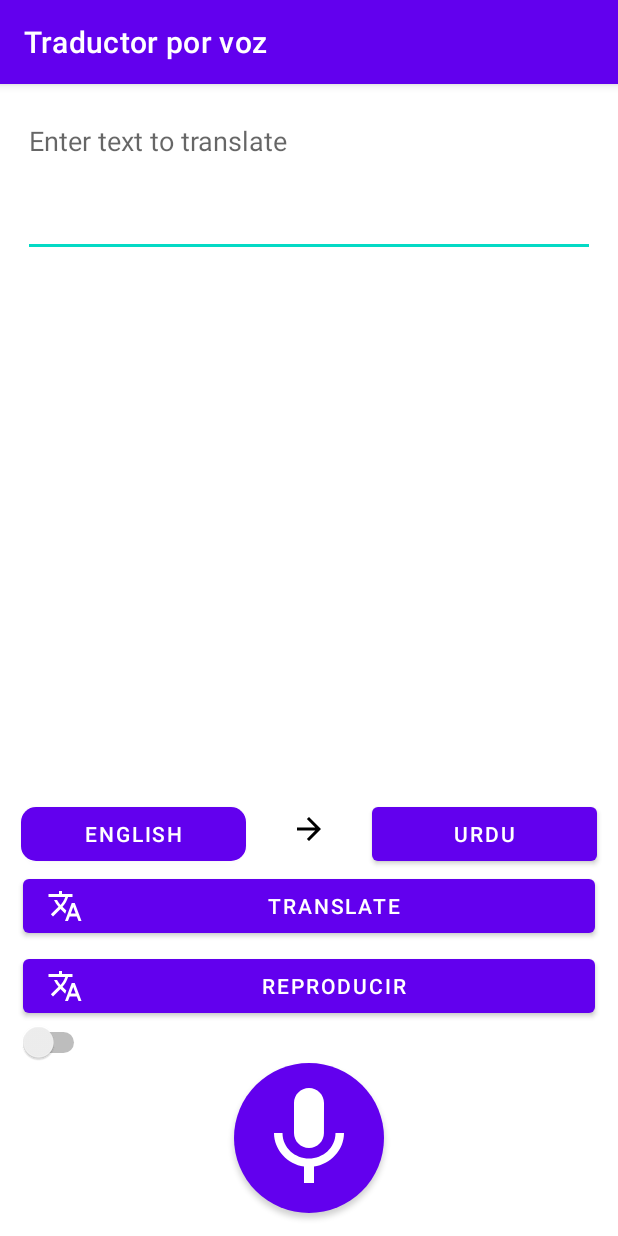
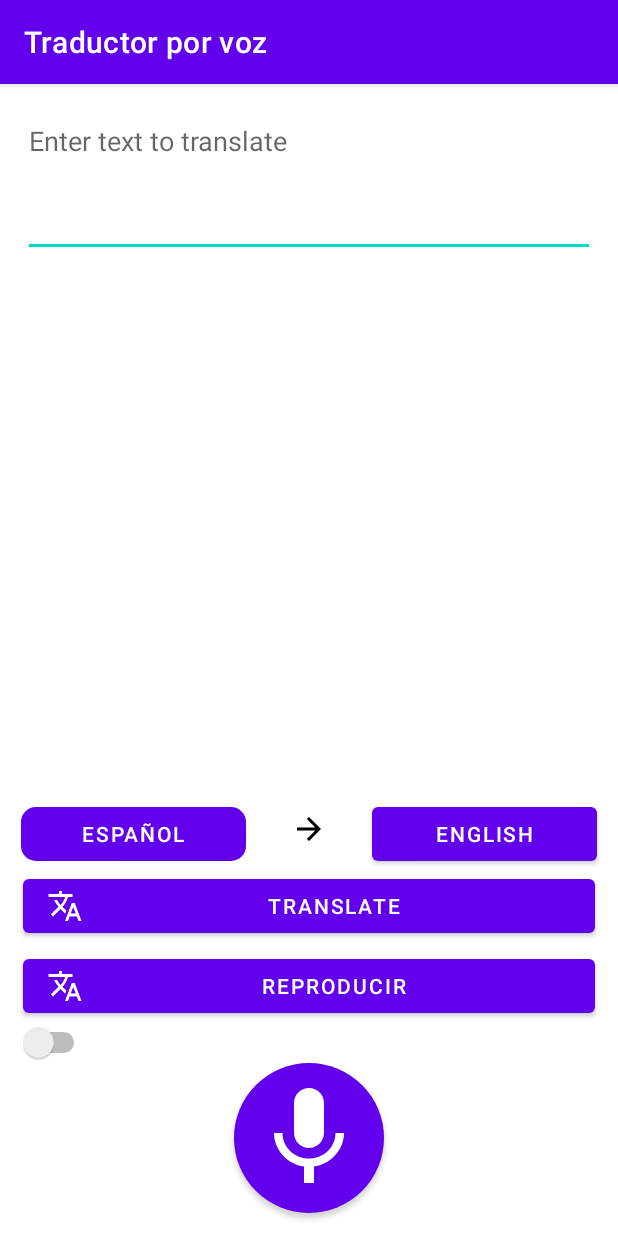
Before and after one commit to enriquefernandezchacon/DAM_PMDM_TO4, an Android app: the TraductorActivity screen opened directly, with no data from a screen before it, on a phone screen of 412 x 824 dp. Run offline under Robolectric (Android 15) with nearby library versions, the phone set to English and light mode, and no system bars; libraries missing offline, so code that uses them is left out: com.google.mlkit.common, com.google.mlkit.nl; 1 statement that could not run was skipped.

Commit message:
Falta refactorizar y comentarios

```diff
--- a/app/src/main/java/com/example/pmdm_to4/TraductorActivity.java
+++ b/app/src/main/java/com/example/pmdm_to4/TraductorActivity.java
@@ -46,10 +46,10 @@ public class TraductorActivity extends AppCompatActivity {
     private ProgressDialog progressDialog;
     private ArrayList<ModelLanguage> languageArrayList;
 
-    private String sourceLanguageCode = "en";
-    private String sourceLanguageTitle = "English";
-    private String destinationLanguageCode = "ur";
-    private String destinationLanguageTitle = "Urdu";
+    private String sourceLanguageCode = "es";
+    private String sourceLanguageTitle = "Español";
+    private String destinationLanguageCode = "en";
+    private String destinationLanguageTitle = "English";
 
     @Override
     protected void onCreate(Bundle savedInstanceState) {
@@ -66,6 +66,9 @@ public class TraductorActivity extends AppCompatActivity {
         microBtn = findViewById(R.id.btGrabar);
         playBtn = findViewById(R.id.playButton);
         autoSwitch = findViewById(R.id.switchAutomatico);
+
+        sourceLanguageChooseBtn.setText(sourceLanguageTitle);
+        destinationLanguageChooseBtn.setText(destinationLanguageTitle);
 
         progressDialog = new ProgressDialog(this);
         progressDialog.setTitle("Please wait");
@@ -97,8 +100,8 @@ public class TraductorActivity extends AppCompatActivity {
 
     private void entradaVoz() {
         Intent intent = new Intent(RecognizerIntent.ACTION_RECOGNIZE_SPEECH);
-        intent.putExtra(RecognizerIntent.EXTRA_LANGUAGE_MODEL, RecognizerIntent.LANGUAGE_MODEL_FREE_FORM);
-        intent.putExtra(RecognizerIntent.EXTRA_LANGUAGE, Locale.getDefault());
+        intent.putExtra(RecognizerIntent.EXTRA_LANGUAGE_MODEL, sourceLanguageCode);
+        //intent.putExtra(RecognizerIntent.EXTRA_LANGUAGE, new Locale(sourceLanguageCode));
         intent.putExtra(RecognizerIntent.EXTRA_PROMPT, "Hable ahora");
         try {
             startActivityForResult(intent, REQUEST_CODE_SPEECH_INPUT);
@@ -121,6 +124,9 @@ public class TraductorActivity extends AppCompatActivity {
                 if (resultCode == RESULT_OK && null != data) {
                     ArrayList<String> result = data.getStringArrayListExtra(RecognizerIntent.EXTRA_RESULTS);
                     sourceLanguageEt.setText(result.get(0));
+                    if (autoSwitch.isChecked()) {
+                        valideData();
+                    }
                 }
                 break;
             }
@@ -128,6 +134,7 @@ public class TraductorActivity extends AppCompatActivity {
     }
 
     private String sourceLanguageText = "";
+
     private void valideData() {
         sourceLanguageText = sourceLanguageEt.getText().toString().trim();
 
@@ -209,6 +216,7 @@ public class TraductorActivity extends AppCompatActivity {
             int position = item.getItemId();
             destinationLanguageCode = languageArrayList.get(position).getLanguageCode();
             destinationLanguageTitle = languageArrayList.get(position).getLanguageTitle();
+            ttsm.language = destinationLanguageCode;
 
             destinationLanguageChooseBtn.setText(destinationLanguageTitle);
             targetLanguageTv.setHint("Translated " + destinationLanguageTitle + " text");
--- a/app/src/main/java/com/example/pmdm_to4/utils/TTSManager.java
+++ b/app/src/main/java/com/example/pmdm_to4/utils/TTSManager.java
@@ -11,6 +11,8 @@ public class TTSManager {
     private TextToSpeech mTts = null;
     private boolean isLoaded = false;
     private Context context;
+    public String language = "es";
+
 
     public void init(Context context) {
         this.context = context;
@@ -24,7 +26,7 @@ public class TTSManager {
     private TextToSpeech.OnInitListener onInitListener = new TextToSpeech.OnInitListener() {
         @Override
         public void onInit(int status) {
-            Locale spanish = new Locale("es", "ES");
+            Locale spanish = new Locale(language);
             if (status == TextToSpeech.SUCCESS) {
                 int result = mTts.setLanguage(spanish);
                 isLoaded = true;
```
